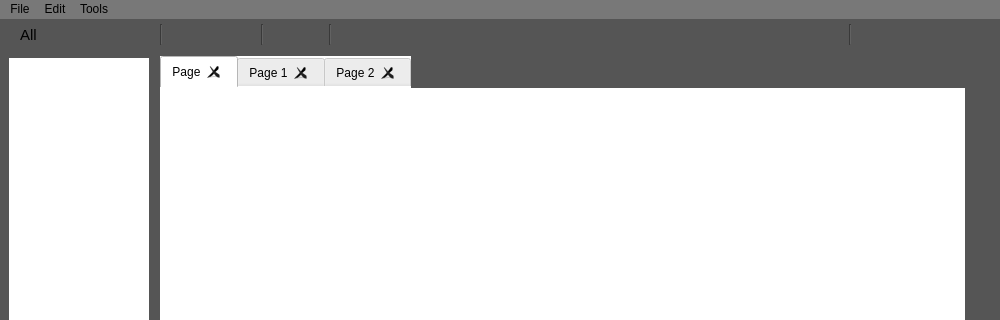
First picture: the form in Application/Logic_Gate_Simulator/Dialogs/dlg_home.ui, repository ElliotHarding/Logic-Gate-Simulator, before the edit; both pictures show x 0 to 1000 and y 0 to 320 of the 1000 by 560 pixel window.
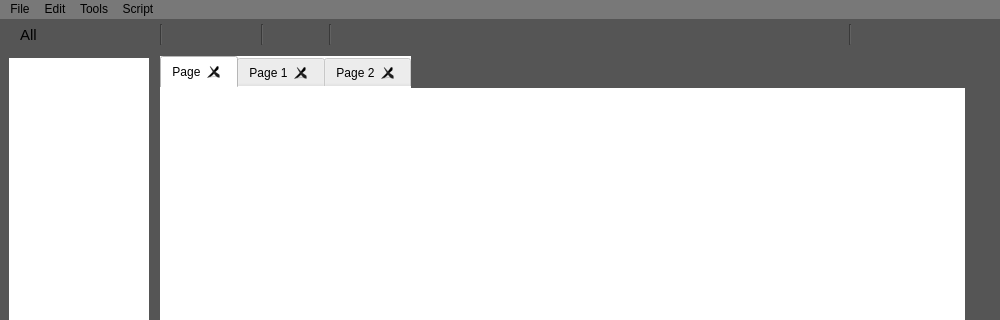
Second picture: the form after the edit. Icons and pictures are not drawn.

Commit message: Creating script outside of fpga

Diff of the .ui file:
```diff
--- a/Application/Logic_Gate_Simulator/Dialogs/dlg_home.ui
+++ b/Application/Logic_Gate_Simulator/Dialogs/dlg_home.ui
@@ -838,9 +838,16 @@
     <addaction name="actionUndo"/>
     <addaction name="actionRedo"/>
    </widget>
+   <widget class="QMenu" name="menuScript">
+    <property name="title">
+     <string>Script</string>
+    </property>
+    <addaction name="actionCreate_Script"/>
+   </widget>
    <addaction name="menuFile"/>
    <addaction name="menuEdit"/>
    <addaction name="menuTools"/>
+   <addaction name="menuScript"/>
   </widget>
   <action name="actionNew_page">
    <property name="text">
```
Left out of the diff: 65 changed lines with no effect on the pictures. The commit also changes 3 other files.
